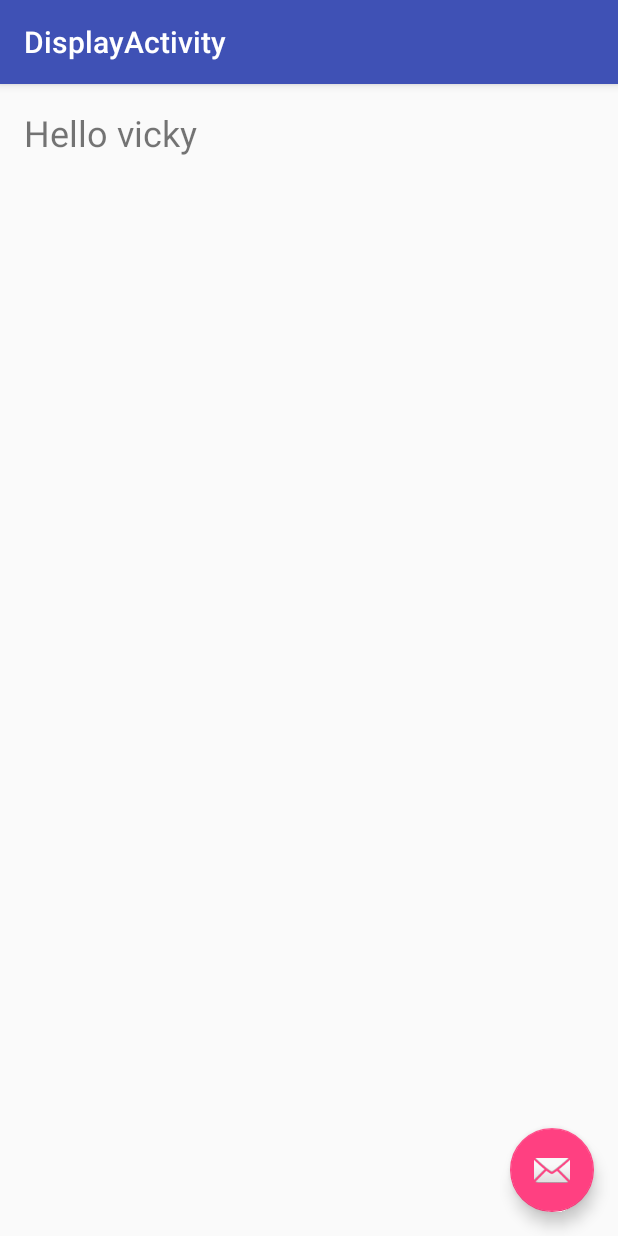
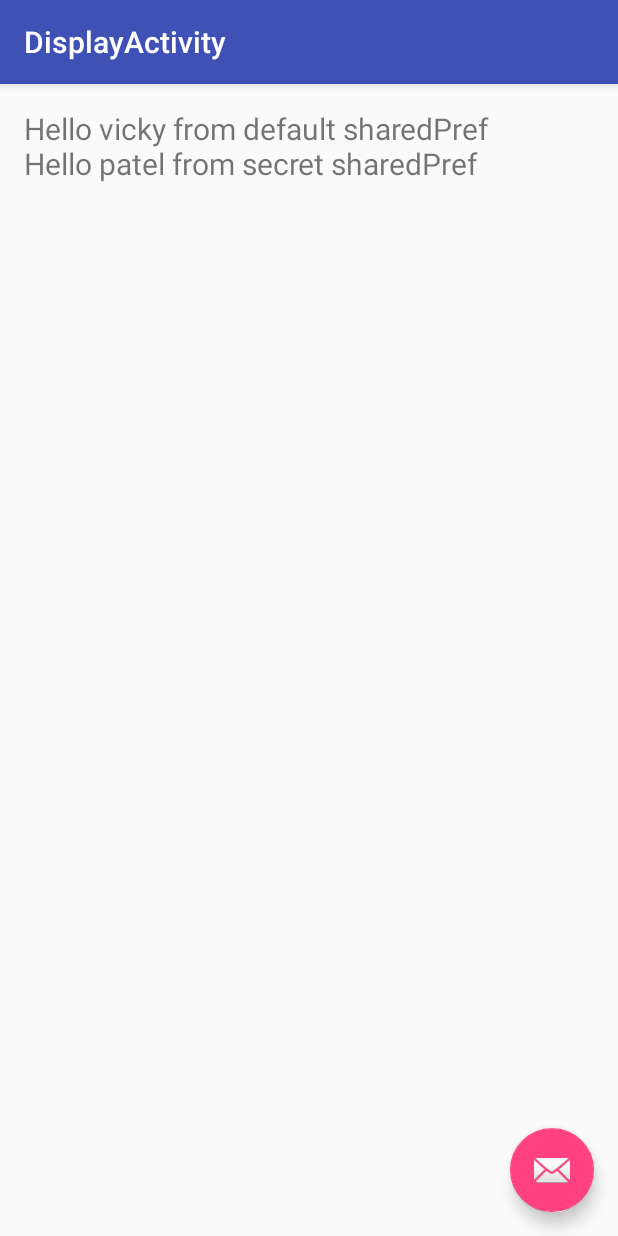
Before and after one commit to VickyPatel/EspressoWithDagger, an Android app: the screen it shows after launch (DisplayActivity), after a tap on "Call Another Activity", on a phone screen of 412 x 824 dp. Run offline under Robolectric (Android 15) with nearby library versions, the phone set to English and light mode, and no system bars; our stand-ins replace Dagger/Hilt's generated code, Volley.

Commit message:
return same object with different name with @Named

```diff
--- a/app/src/main/java/ca/vickypatel/dagger_2/activity/DisplayActivity.java
+++ b/app/src/main/java/ca/vickypatel/dagger_2/activity/DisplayActivity.java
@@ -24,6 +24,7 @@ import java.util.HashMap;
 import java.util.Map;
 
 import javax.inject.Inject;
+import javax.inject.Named;
 
 import ca.vickypatel.dagger_2.R;
 import ca.vickypatel.dagger_2.adapter.DatabaseAdapter;
@@ -32,8 +33,14 @@ import ca.vickypatel.dagger_2.network.VolleySingleton;
 
 public class DisplayActivity extends AppCompatActivity {
 
+
     @Inject
-    SharedPreferences sharedPreferences;
+    @Named("default")
+    public SharedPreferences defaultSharedPreferences;
+
+    @Inject
+    @Named("secret")
+    public SharedPreferences secretSharedPreferences;
 
     @Inject
     public VolleySingleton volleySingleton;
@@ -55,9 +62,11 @@ public class DisplayActivity extends AppCompatActivity {
         ((MyApplication)getApplication()).getComponent().inject(this);
 
 
-        String string = sharedPreferences.getString("Name", "");
+        String string = defaultSharedPreferences.getString("Name", "");
         TextView textView = (TextView) findViewById(R.id.text);
-        textView.setText("Hello " + string);
+        String string1 = secretSharedPreferences.getString("Last Name", "");
+        textView.setText("Hello " + string + " from default sharedPref" + "\nHello " + string1 + " from secret sharedPref");
+
 
 
         FloatingActionButton fab = (FloatingActionButton) findViewById(R.id.fab);
--- a/app/src/main/java/ca/vickypatel/dagger_2/activity/ScrollingActivity.java
+++ b/app/src/main/java/ca/vickypatel/dagger_2/activity/ScrollingActivity.java
@@ -27,6 +27,7 @@ import java.util.HashMap;
 import java.util.Map;
 
 import javax.inject.Inject;
+import javax.inject.Named;
 
 import ca.vickypatel.dagger_2.R;
 import ca.vickypatel.dagger_2.adapter.DatabaseAdapter;
@@ -36,7 +37,12 @@ import ca.vickypatel.dagger_2.network.VolleySingleton;
 public class ScrollingActivity extends AppCompatActivity {
 
     @Inject
-    public SharedPreferences sharedPreferences;
+    @Named("default")
+    public SharedPreferences defaultSharedPreferences;
+
+    @Inject
+    @Named("secret")
+    public SharedPreferences secretSharedPreferences;
 
     @Inject
     public VolleySingleton volleySingleton;
@@ -57,9 +63,15 @@ public class ScrollingActivity extends AppCompatActivity {
 
         ((MyApplication) getApplication()).getComponent().inject(this);
 
-        SharedPreferences.Editor editor = sharedPreferences.edit();
+        SharedPreferences.Editor editor = defaultSharedPreferences.edit();
         editor.putString("Name", "vicky");
         editor.apply();
+
+
+        SharedPreferences.Editor editor2 = secretSharedPreferences.edit();
+        editor2.putString("Last Name", "patel");
+        editor2.apply();
+
 
         Button button = (Button) findViewById(R.id.button);
         button.setOnClickListener(new View.OnClickListener() {
--- a/app/src/main/java/ca/vickypatel/dagger_2/modules/StorageModule.java
+++ b/app/src/main/java/ca/vickypatel/dagger_2/modules/StorageModule.java
@@ -1,8 +1,10 @@
 package ca.vickypatel.dagger_2.modules;
 
+import android.content.Context;
 import android.content.SharedPreferences;
 import android.preference.PreferenceManager;
 
+import javax.inject.Named;
 import javax.inject.Singleton;
 
 import ca.vickypatel.dagger_2.extras.CustomScope;
@@ -24,7 +26,15 @@ public class StorageModule {
 
     @CustomScope
     @Provides
-    SharedPreferences provideSharedPreferences(){
+    @Named("default")
+    SharedPreferences provideDefaultSharedPreferences(){
         return PreferenceManager.getDefaultSharedPreferences(application);
     }
+
+    @CustomScope
+    @Provides
+    @Named("secret")
+    SharedPreferences provideSecretSharedPreferences(){
+        return  application.getSharedPreferences("test_file", Context.MODE_PRIVATE);
+    }
 }
--- a/app/src/main/res/layout/content_display.xml
+++ b/app/src/main/res/layout/content_display.xml
@@ -15,5 +15,5 @@
         android:id="@+id/text"
         android:layout_width="match_parent"
         android:layout_height="match_parent"
-        android:textSize="24sp"/>
+        android:textSize="20sp"/>
 </RelativeLayout>
```
